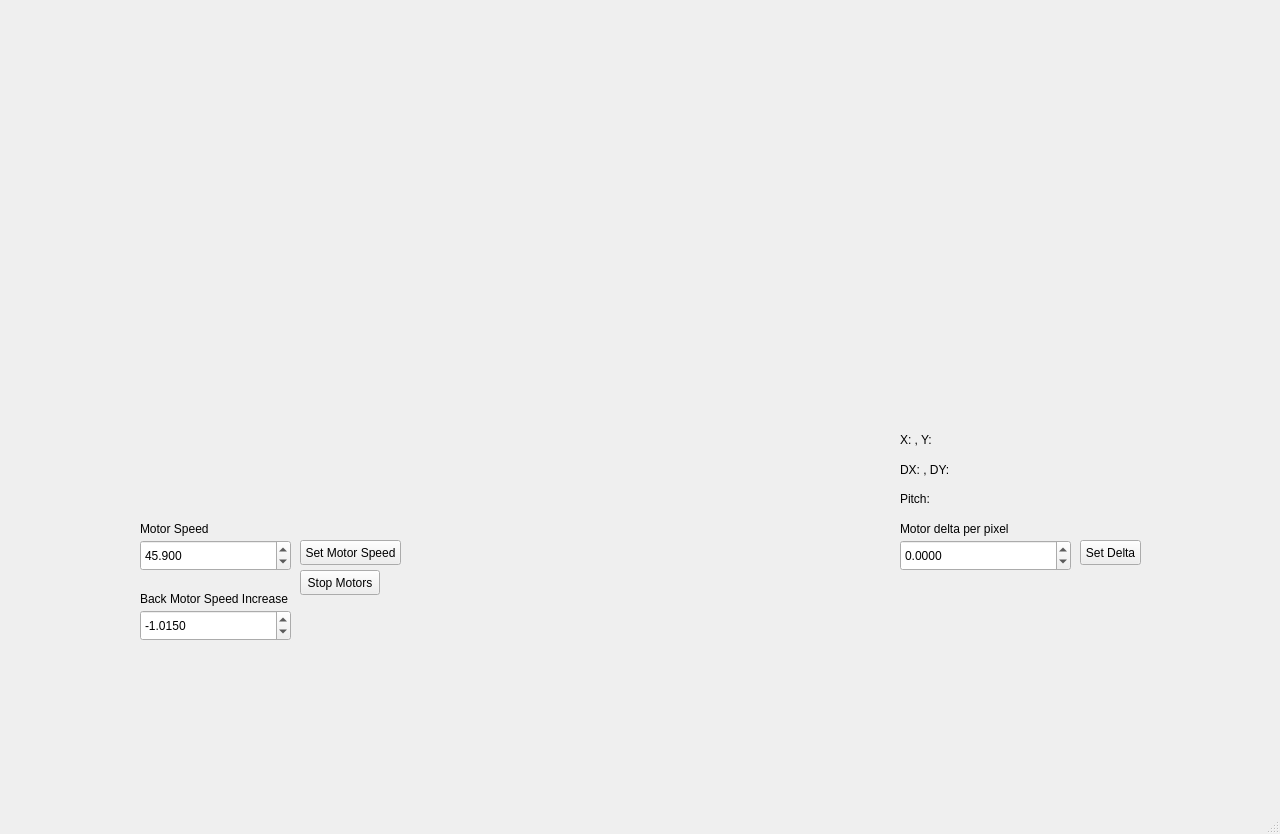
First picture: the form in drone_controller/nodes/drone_control.ui, repository jkg43/ENPH353_Comp, before the edit.
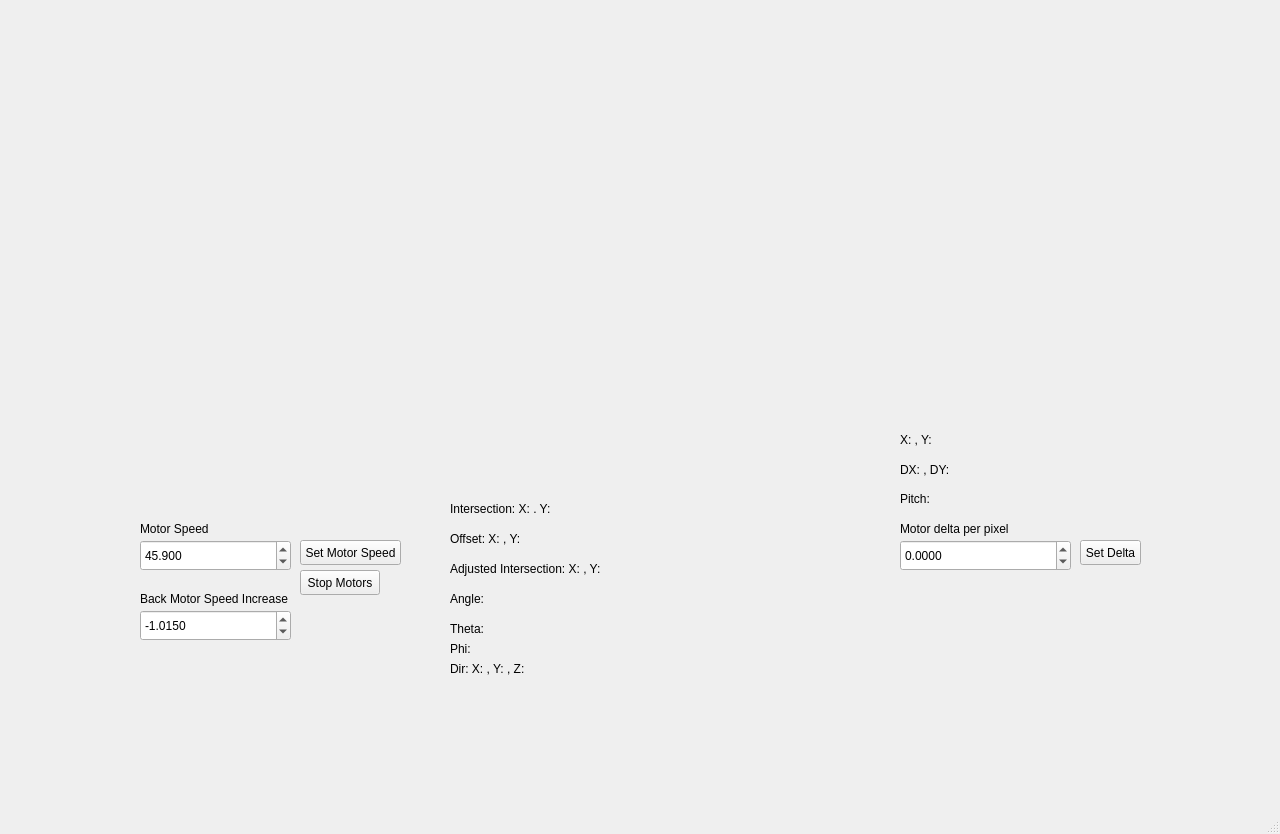
Second picture: the form after the edit.

Commit message: position detection work and added a gui element for clue detection

What changed in the file:
```diff
--- a/drone_controller/nodes/drone_control.ui
+++ b/drone_controller/nodes/drone_control.ui
@@ -19,8 +19,8 @@
      <rect>
       <x>20</x>
       <y>40</y>
-      <width>800</width>
-      <height>400</height>
+      <width>400</width>
+      <height>200</height>
      </rect>
     </property>
     <property name="text">
@@ -232,6 +232,123 @@
      <string>Pitch: </string>
     </property>
    </widget>
+   <widget class="QLabel" name="cam_display_adjusted">
+    <property name="geometry">
+     <rect>
+      <x>20</x>
+      <y>250</y>
+      <width>400</width>
+      <height>200</height>
+     </rect>
+    </property>
+    <property name="text">
+     <string/>
+    </property>
+   </widget>
+   <widget class="QLabel" name="intersection_label">
+    <property name="geometry">
+     <rect>
+      <x>450</x>
+      <y>500</y>
+      <width>321</width>
+      <height>17</height>
+     </rect>
+    </property>
+    <property name="text">
+     <string>Intersection: X: . Y:</string>
+    </property>
+   </widget>
+   <widget class="QLabel" name="pitch_offset_label">
+    <property name="geometry">
+     <rect>
+      <x>450</x>
+      <y>530</y>
+      <width>251</width>
+      <height>17</height>
+     </rect>
+    </property>
+    <property name="text">
+     <string>Offset: X: , Y:</string>
+    </property>
+   </widget>
+   <widget class="QLabel" name="adjusted_intersection_label">
+    <property name="geometry">
+     <rect>
+      <x>450</x>
+      <y>560</y>
+      <width>271</width>
+      <height>17</height>
+     </rect>
+    </property>
+    <property name="text">
+     <string>Adjusted Intersection: X: , Y:</string>
+    </property>
+   </widget>
+   <widget class="QLabel" name="line_angle_label">
+    <property name="geometry">
+     <rect>
+      <x>450</x>
+      <y>590</y>
+      <width>151</width>
+      <height>17</height>
+     </rect>
+    </property>
+    <property name="text">
+     <string>Angle: </string>
+    </property>
+   </widget>
+   <widget class="QLabel" name="theta_label">
+    <property name="geometry">
+     <rect>
+      <x>450</x>
+      <y>620</y>
+      <width>131</width>
+      <height>17</height>
+     </rect>
+    </property>
+    <property name="text">
+     <string>Theta:</string>
+    </property>
+   </widget>
+   <widget class="QLabel" name="phi_label">
+    <property name="geometry">
+     <rect>
+      <x>450</x>
+      <y>640</y>
+      <width>131</width>
+      <height>17</height>
+     </rect>
+    </property>
+    <property name="text">
+     <string>Phi: </string>
+    </property>
+   </widget>
+   <widget class="QLabel" name="dir_label">
+    <property name="geometry">
+     <rect>
+      <x>450</x>
+      <y>660</y>
+      <width>311</width>
+      <height>17</height>
+     </rect>
+    </property>
+    <property name="text">
+     <string>Dir: X: , Y: , Z: </string>
+    </property>
+   </widget>
+   <widget class="QLabel" name="clue_cam">
+    <property name="geometry">
+     <rect>
+      <x>450</x>
+      <y>40</y>
+      <width>400</width>
+      <height>200</height>
+     </rect>
+    </property>
+    <property name="text">
+     <string/>
+    </property>
+   </widget>
   </widget>
   <widget class="QMenuBar" name="menubar">
    <property name="geometry">
```
The commit also changes 2 other files.
